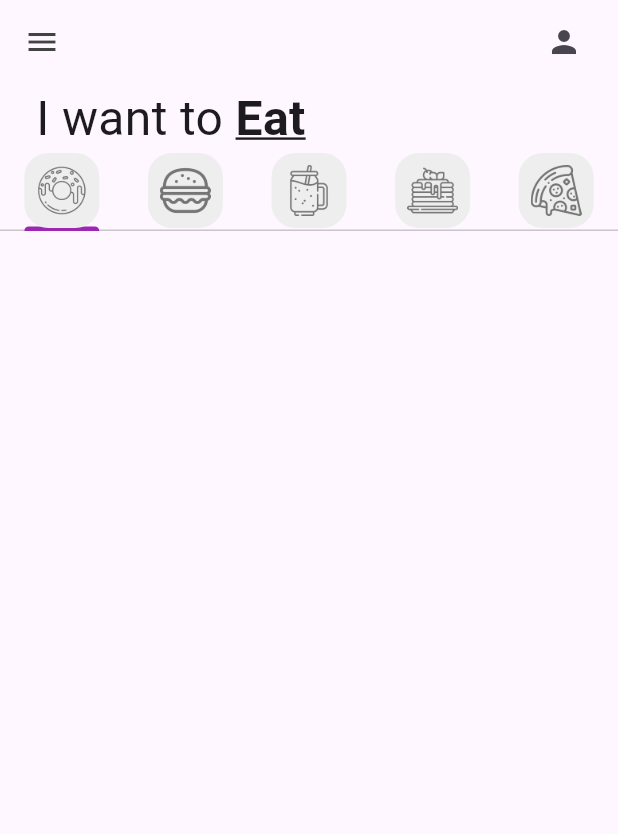
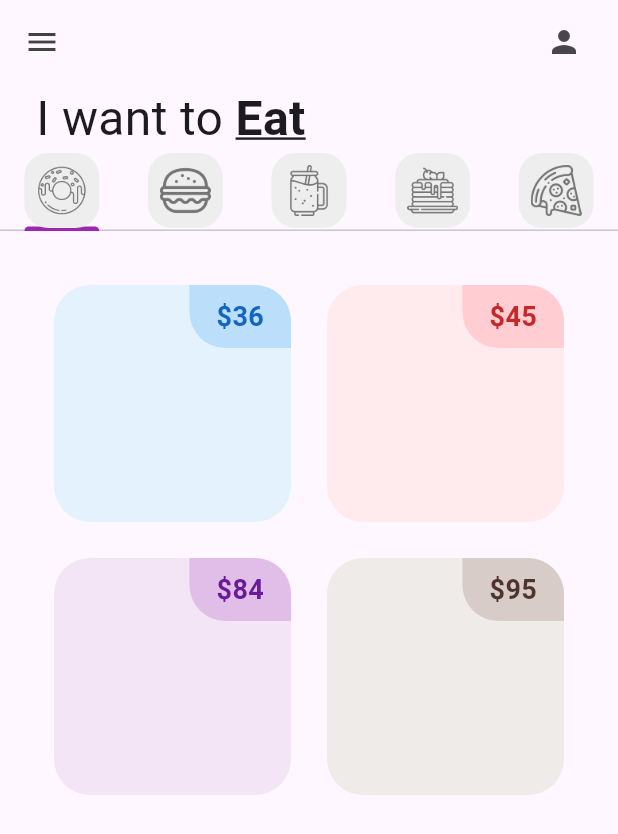
Before and after one commit to mjsb05/donut_app_4sa, a Flutter app: the screen it shows after launch, on a phone screen of 412 x 824 dp. Shown: the top 834 px of the screen. Run offline on Flutter 3.47's test engine with Material 3 defaults, Android fonts, the phone set to English and light mode, and no system bars.

Commit message:
Starting DonutTile

```diff
--- a/lib/tabs/donut_tab.dart
+++ b/lib/tabs/donut_tab.dart
@@ -1,7 +1,16 @@
+import 'package:donut_app_4sa/utils/donut_tile.dart';
 import 'package:flutter/material.dart';
 
 class DonutTab extends StatelessWidget {
-  const DonutTab({super.key});
+  //list of donuts
+  final List donutsOnSale = [
+    // [ donutFlavor, donutPrice, donutColor, imageName ]
+    ["Ice Cream", "36", Colors.blue, "lib/images/icecream_donut.png"],
+    ["Strawberry", "45", Colors.red, "lib/images/strawberry_donut.png"],
+    ["Grape Ape", "84", Colors.purple, "lib/images/grape_donut.png"],
+    ["Choco", "95", Colors.brown, "lib/images/chocolate_donut.png"],
+  ];
+  DonutTab({super.key});
 
   @override
   Widget build(BuildContext context) {
@@ -16,7 +25,11 @@ class DonutTab extends StatelessWidget {
         padding: const EdgeInsets.all(24.0),
         //Construir elementos
         itemBuilder: (context, index) {
-          return;
+          return DonutTile(
+              donutFlavor: donutsOnSale[index][0],
+              donutPrice: donutsOnSale[index][1],
+              donutColor: donutsOnSale[index][2],
+              imageName: donutsOnSale[index][3]);
         });
   }
 }
--- /dev/null
+++ b/lib/utils/donut_tile.dart
@@ -0,0 +1,49 @@
+import 'package:flutter/material.dart';
+
+class DonutTile extends StatelessWidget {
+  final dynamic donutColor;
+  final String donutPrice;
+  final String donutFlavor;
+  final String imageName;
+
+  const DonutTile(
+      {super.key,
+      required this.imageName,
+      required this.donutColor,
+      required this.donutPrice,
+      required this.donutFlavor});
+
+  @override
+  Widget build(BuildContext context) {
+    return Padding(
+      padding: const EdgeInsets.all(12.0),
+      child: Container(
+          //color: donutColor[50],
+          decoration: BoxDecoration(
+            borderRadius: BorderRadius.circular(24), //esquinas redondeadas
+            color: donutColor[50],
+          ),
+          child: Column(
+            children: [
+              Row(mainAxisAlignment: MainAxisAlignment.end, children: [
+                Container(
+                  decoration: BoxDecoration(
+                    borderRadius: BorderRadius.only(
+                        bottomLeft: Radius.circular(24),
+                        topRight: Radius.circular(24)),
+                    color: donutColor[100],
+                  ),
+                  padding:
+                      const EdgeInsets.symmetric(vertical: 8, horizontal: 18),
+                  child: Text("\$$donutPrice",
+                      style: TextStyle(
+                          color: donutColor[800],
+                          fontWeight: FontWeight.bold,
+                          fontSize: 18)),
+                )
+              ])
+            ],
+          )),
+    );
+  }
+}
```
